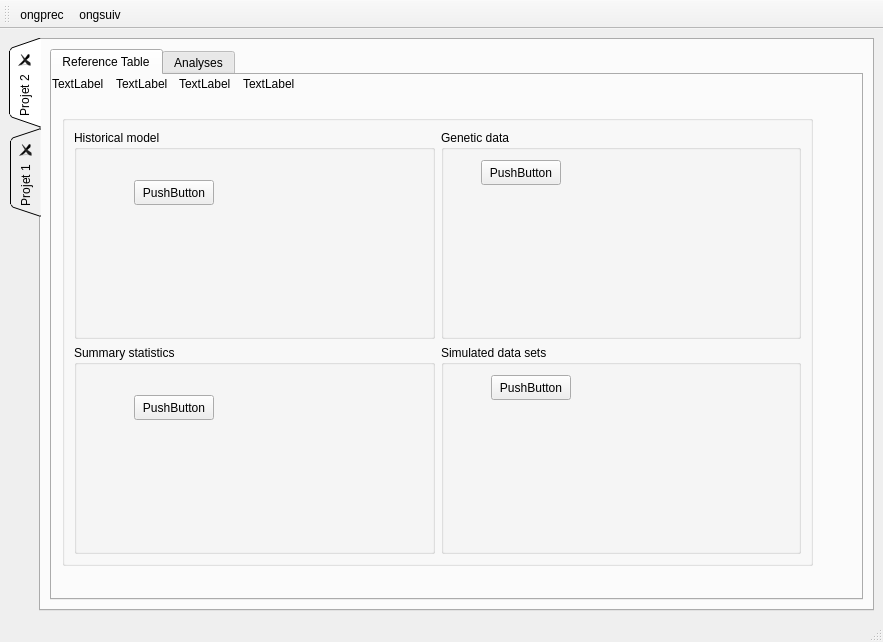
Above: first_page/firstPageUi.ui from cbgp/diyabc before the change. Below: the same form after it.
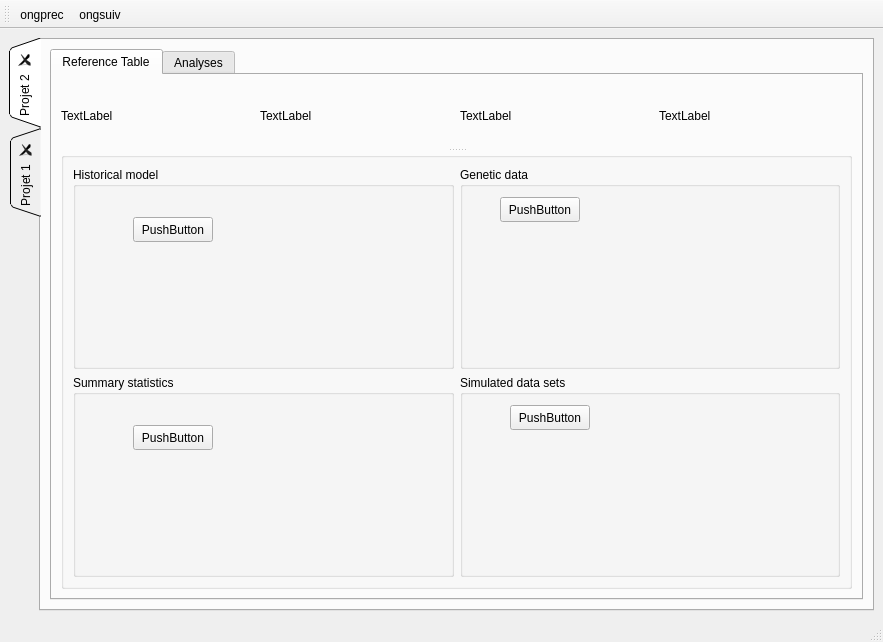
That is the form after the change.

Commit message: expanding ok, tips written

What changed in the file:
```diff
--- a/first_page/firstPageUi.ui
+++ b/first_page/firstPageUi.ui
@@ -51,15 +51,45 @@
              <attribute name="title">
               <string>Reference Table</string>
              </attribute>
+             <layout class="QGridLayout" name="gridLayout_4">
+              <item row="0" column="0">
+               <widget class="QSplitter" name="splitter">
+                <property name="orientation">
+                 <enum>Qt::Vertical</enum>
+                </property>
+                <widget class="QWidget" name="horizontalLayoutWidget">
+                 <layout class="QHBoxLayout" name="horizontalLayout">
+                  <item>
+                   <widget class="QLabel" name="label">
+                    <property name="text">
+                     <string>TextLabel</string>
+                    </property>
+                   </widget>
+                  </item>
+                  <item>
+                   <widget class="QLabel" name="label_4">
+                    <property name="text">
+                     <string>TextLabel</string>
+                    </property>
+                   </widget>
+                  </item>
+                  <item>
+                   <widget class="QLabel" name="label_5">
+                    <property name="text">
+                     <string>TextLabel</string>
+                    </property>
+                   </widget>
+                  </item>
+                  <item>
+                   <widget class="QLabel" name="label_3">
+                    <property name="text">
+                     <string>TextLabel</string>
+                    </property>
+                   </widget>
+                  </item>
+                 </layout>
+                </widget>
              <widget class="QGroupBox" name="groupBox">
-              <property name="geometry">
-               <rect>
-                <x>10</x>
-                <y>40</y>
-                <width>751</width>
-                <height>451</height>
-               </rect>
-              </property>
               <property name="sizePolicy">
                <sizepolicy hsizetype="Ignored" vsizetype="Ignored">
                 <horstretch>0</horstretch>
@@ -163,46 +193,9 @@
                </item>
               </layout>
              </widget>
-             <widget class="QWidget" name="horizontalLayoutWidget">
-              <property name="geometry">
-               <rect>
-                <x>0</x>
-                <y>0</y>
-                <width>248</width>
-                <height>17</height>
-               </rect>
-              </property>
-              <layout class="QHBoxLayout" name="horizontalLayout">
-               <item>
-                <widget class="QLabel" name="label">
-                 <property name="text">
-                  <string>TextLabel</string>
-                 </property>
-                </widget>
-               </item>
-               <item>
-                <widget class="QLabel" name="label_4">
-                 <property name="text">
-                  <string>TextLabel</string>
-                 </property>
-                </widget>
-               </item>
-               <item>
-                <widget class="QLabel" name="label_5">
-                 <property name="text">
-                  <string>TextLabel</string>
-                 </property>
-                </widget>
-               </item>
-               <item>
-                <widget class="QLabel" name="label_3">
-                 <property name="text">
-                  <string>TextLabel</string>
-                 </property>
                 </widget>
                </item>
               </layout>
-             </widget>
             </widget>
             <widget class="QWidget" name="tab_2">
              <attribute name="title">
```
Left out of the diff: 2 changed lines with no effect on the pictures. Lines whose indentation alone changed are shown as unchanged. The commit also changes 2 other files.
